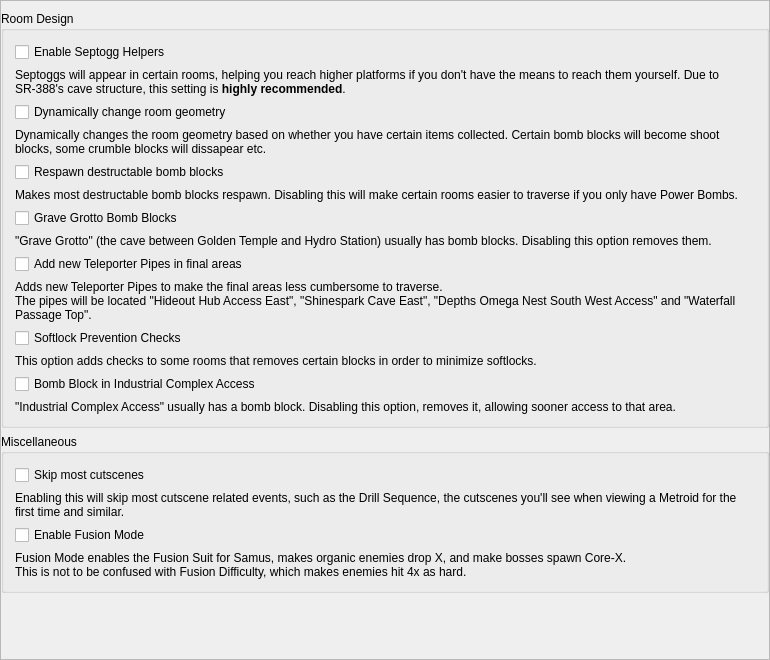
randovania/randovania, file randovania/gui/ui_files/preset_am2r_patches.ui: the form before one commit.
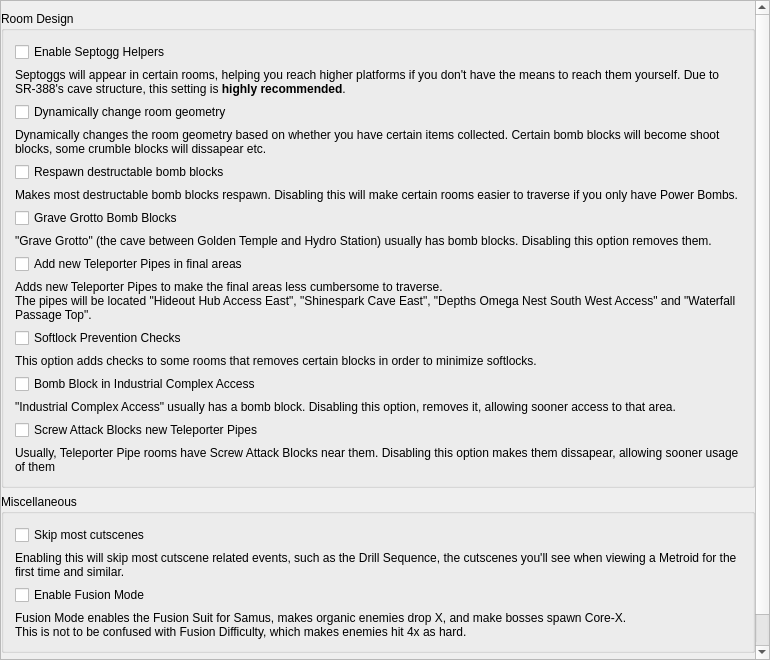
The form after the commit.

Commit message: AM2R: Add UI option for screw attack blocks

Patch:
```diff
--- a/randovania/gui/ui_files/preset_am2r_patches.ui
+++ b/randovania/gui/ui_files/preset_am2r_patches.ui
@@ -44,7 +44,7 @@
          <x>0</x>
          <y>0</y>
          <width>745</width>
-         <height>770</height>
+         <height>840</height>
         </rect>
        </property>
        <layout class="QVBoxLayout" name="scroll_layout">
@@ -201,6 +201,23 @@
              </property>
             </widget>
            </item>
+           <item>
+            <widget class="QCheckBox" name="screw_blocks_check">
+             <property name="text">
+              <string>Screw Attack Blocks new Teleporter Pipes</string>
+             </property>
+            </widget>
+           </item>
+           <item>
+            <widget class="QLabel" name="screw_blocks_label">
+             <property name="text">
+              <string>Usually, Teleporter Pipe rooms have Screw Attack Blocks near them. Disabling this option makes them dissapear, allowing sooner usage of them</string>
+             </property>
+             <property name="wordWrap">
+              <bool>true</bool>
+             </property>
+            </widget>
+           </item>
           </layout>
          </widget>
         </item>
```
The commit also changes 1 other file.
